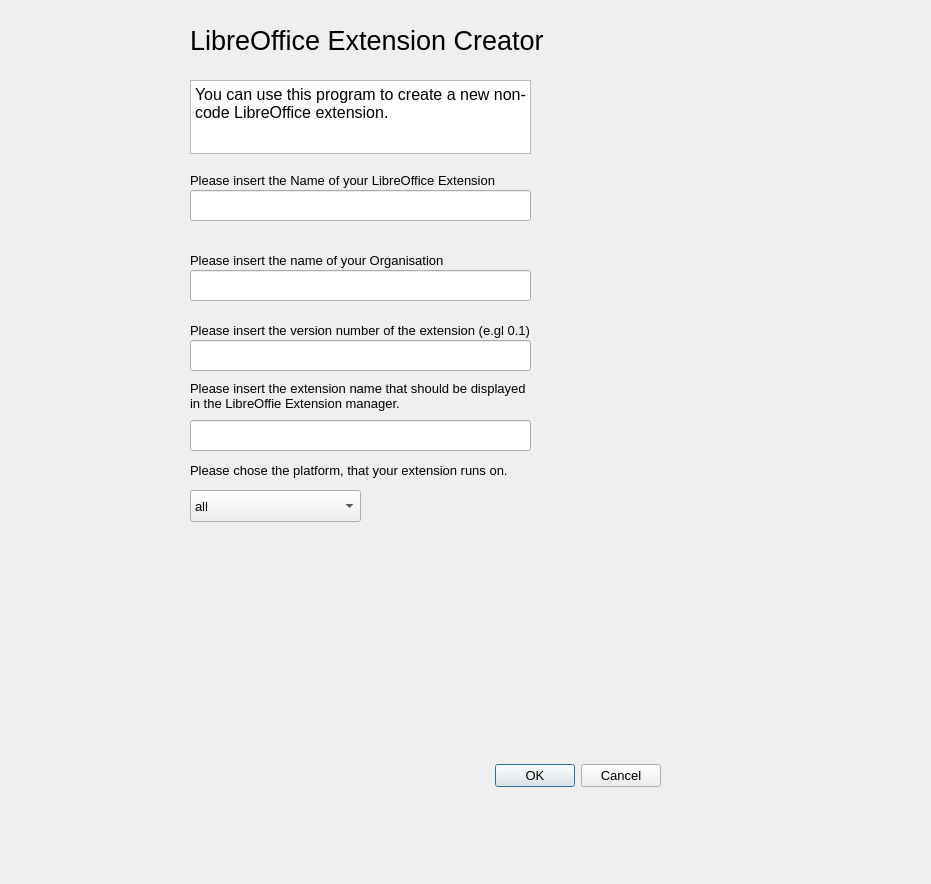
The window that libreofficeextensioncreator.ui (andreasma/liboextensioncreator) describes before a commit, drawn with Qt 5.
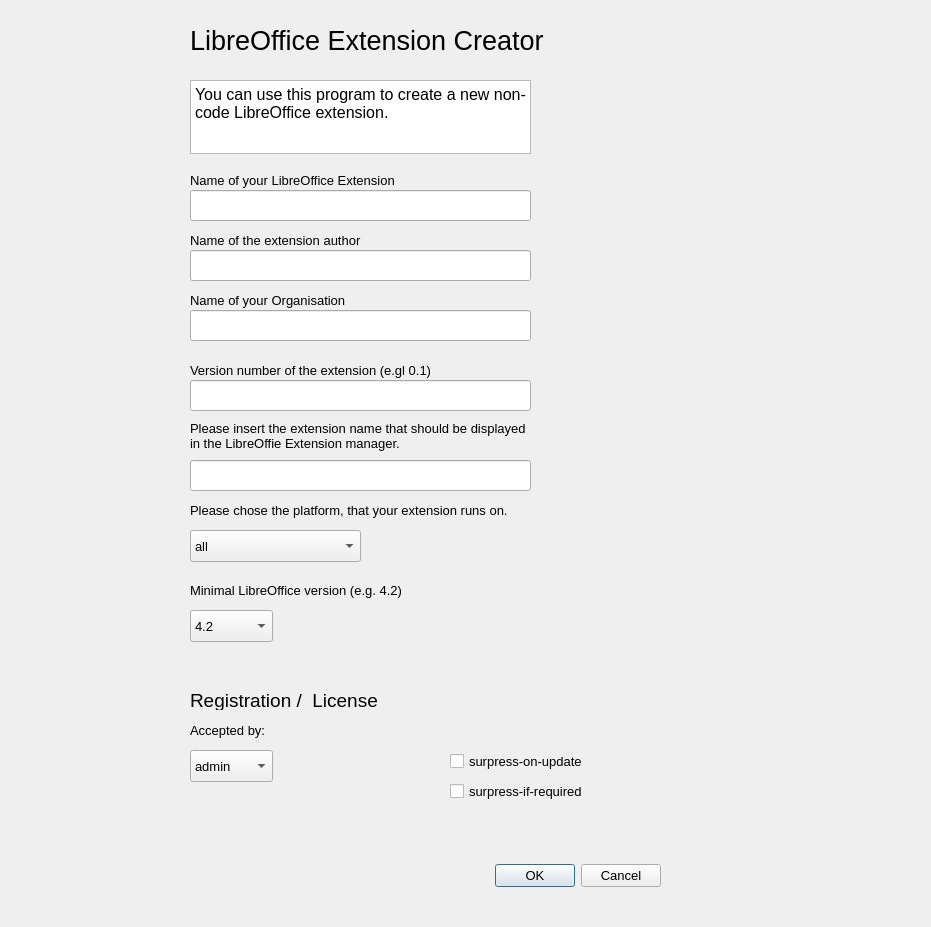
The same window after the commit.

Commit message: adding a section for registration / license

What changed in the file:
```diff
--- a/libreofficeextensioncreator.ui
+++ b/libreofficeextensioncreator.ui
@@ -7,7 +7,7 @@
     <x>0</x>
     <y>0</y>
     <width>931</width>
-    <height>884</height>
+    <height>927</height>
    </rect>
   </property>
   <property name="font">
@@ -28,7 +28,7 @@
    <property name="geometry">
     <rect>
      <x>320</x>
-     <y>760</y>
+     <y>860</y>
      <width>341</width>
      <height>32</height>
     </rect>
@@ -65,14 +65,14 @@
     </font>
    </property>
    <property name="text">
-    <string>Please insert the Name of your LibreOffice Extension</string>
+    <string>Name of your LibreOffice Extension</string>
    </property>
   </widget>
   <widget class="QLineEdit" name="lineEdit_2">
    <property name="geometry">
     <rect>
      <x>190</x>
-     <y>270</y>
+     <y>310</y>
      <width>341</width>
      <height>31</height>
     </rect>
@@ -82,7 +82,7 @@
    <property name="geometry">
     <rect>
      <x>190</x>
-     <y>250</y>
+     <y>290</y>
      <width>341</width>
      <height>20</height>
     </rect>
@@ -93,7 +93,7 @@
     </font>
    </property>
    <property name="text">
-    <string>Please insert the name of your Organisation</string>
+    <string>Name of your Organisation</string>
    </property>
   </widget>
   <widget class="QLabel" name="label_3">
@@ -138,7 +138,7 @@
    <property name="geometry">
     <rect>
      <x>190</x>
-     <y>320</y>
+     <y>360</y>
      <width>371</width>
      <height>20</height>
     </rect>
@@ -149,14 +149,14 @@
     </font>
    </property>
    <property name="text">
-    <string>Please insert the version number of the extension (e.gl 0.1)</string>
+    <string>Version number of the extension (e.gl 0.1)</string>
    </property>
   </widget>
   <widget class="QLineEdit" name="lineEdit_3">
    <property name="geometry">
     <rect>
      <x>190</x>
-     <y>340</y>
+     <y>380</y>
      <width>341</width>
      <height>31</height>
     </rect>
@@ -169,7 +169,7 @@
    <property name="geometry">
     <rect>
      <x>190</x>
-     <y>460</y>
+     <y>500</y>
      <width>341</width>
      <height>20</height>
     </rect>
@@ -187,7 +187,7 @@
    <property name="geometry">
     <rect>
      <x>190</x>
-     <y>490</y>
+     <y>530</y>
      <width>171</width>
      <height>32</height>
     </rect>
@@ -307,7 +307,7 @@
    <property name="geometry">
     <rect>
      <x>190</x>
-     <y>370</y>
+     <y>410</y>
      <width>341</width>
      <height>51</height>
     </rect>
@@ -328,7 +328,7 @@
    <property name="geometry">
     <rect>
      <x>190</x>
-     <y>420</y>
+     <y>460</y>
      <width>341</width>
      <height>31</height>
     </rect>
@@ -337,6 +337,189 @@
     <string/>
    </property>
   </widget>
+  <widget class="QLineEdit" name="lineEdit_5">
+   <property name="geometry">
+    <rect>
+     <x>190</x>
+     <y>250</y>
+     <width>341</width>
+     <height>31</height>
+    </rect>
+   </property>
+  </widget>
+  <widget class="QLabel" name="label_7">
+   <property name="geometry">
+    <rect>
+     <x>190</x>
+     <y>230</y>
+     <width>431</width>
+     <height>20</height>
+    </rect>
+   </property>
+   <property name="font">
+    <font>
+     <pointsize>10</pointsize>
+    </font>
+   </property>
+   <property name="text">
+    <string>Name of the extension author </string>
+   </property>
+  </widget>
+  <widget class="QLabel" name="label_8">
+   <property name="geometry">
+    <rect>
+     <x>190</x>
+     <y>580</y>
+     <width>341</width>
+     <height>20</height>
+    </rect>
+   </property>
+   <property name="font">
+    <font>
+     <pointsize>10</pointsize>
+    </font>
+   </property>
+   <property name="text">
+    <string>Minimal LibreOffice version (e.g. 4.2)</string>
+   </property>
+  </widget>
+  <widget class="QComboBox" name="comboBox_2">
+   <property name="geometry">
+    <rect>
+     <x>190</x>
+     <y>610</y>
+     <width>83</width>
+     <height>32</height>
+    </rect>
+   </property>
+   <item>
+    <property name="text">
+     <string>4.2</string>
+    </property>
+   </item>
+   <item>
+    <property name="text">
+     <string>4.3</string>
+    </property>
+   </item>
+   <item>
+    <property name="text">
+     <string>4.4</string>
+    </property>
+   </item>
+   <item>
+    <property name="text">
+     <string>5.0</string>
+    </property>
+   </item>
+   <item>
+    <property name="text">
+     <string>5.1</string>
+    </property>
+   </item>
+   <item>
+    <property name="text">
+     <string>5.2</string>
+    </property>
+   </item>
+   <item>
+    <property name="text">
+     <string>5.3</string>
+    </property>
+   </item>
+   <item>
+    <property name="text">
+     <string>5.4</string>
+    </property>
+   </item>
+   <item>
+    <property name="text">
+     <string>6.0</string>
+    </property>
+   </item>
+  </widget>
+  <widget class="QComboBox" name="comboBox_3">
+   <property name="geometry">
+    <rect>
+     <x>190</x>
+     <y>750</y>
+     <width>83</width>
+     <height>32</height>
+    </rect>
+   </property>
+   <item>
+    <property name="text">
+     <string>admin</string>
+    </property>
+   </item>
+   <item>
+    <property name="text">
+     <string>user</string>
+    </property>
+   </item>
+  </widget>
+  <widget class="QLabel" name="label_9">
+   <property name="geometry">
+    <rect>
+     <x>190</x>
+     <y>690</y>
+     <width>331</width>
+     <height>20</height>
+    </rect>
+   </property>
+   <property name="font">
+    <font>
+     <pointsize>14</pointsize>
+    </font>
+   </property>
+   <property name="text">
+    <string>Registration /  License</string>
+   </property>
+  </widget>
+  <widget class="QLabel" name="label_10">
+   <property name="geometry">
+    <rect>
+     <x>190</x>
+     <y>720</y>
+     <width>171</width>
+     <height>20</height>
+    </rect>
+   </property>
+   <property name="font">
+    <font>
+     <pointsize>10</pointsize>
+    </font>
+   </property>
+   <property name="text">
+    <string>Accepted by:</string>
+   </property>
+  </widget>
+  <widget class="QCheckBox" name="checkBox">
+   <property name="geometry">
+    <rect>
+     <x>450</x>
+     <y>750</y>
+     <width>171</width>
+     <height>22</height>
+    </rect>
+   </property>
+   <property name="text">
+    <string>surpress-on-update</string>
+   </property>
+  </widget>
+  <widget class="QCheckBox" name="checkBox_2">
+   <property name="geometry">
+    <rect>
+     <x>450</x>
+     <y>780</y>
+     <width>171</width>
+     <height>22</height>
+    </rect>
+   </property>
+   <property name="text">
+    <string>surpress-if-required</string>
+   </property>
+  </widget>
  </widget>
  <resources/>
  <connections>
```
